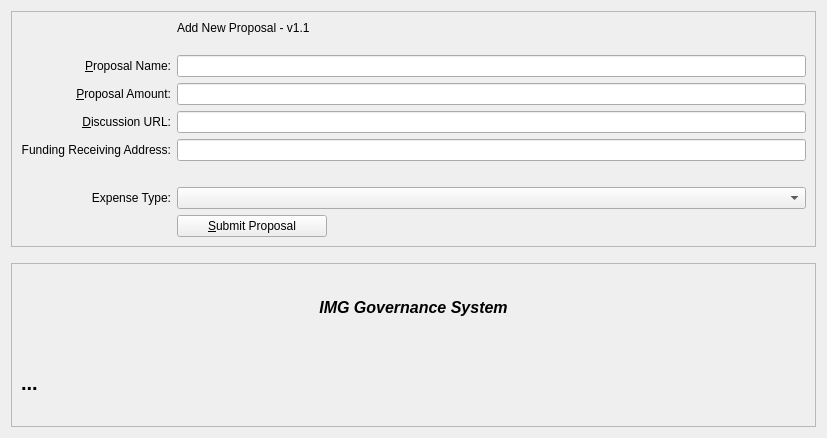
This is src/qt/forms/proposaladddialog.ui in mceme/ImageCoin as Qt 5 draws it before an edit. The edited form follows.
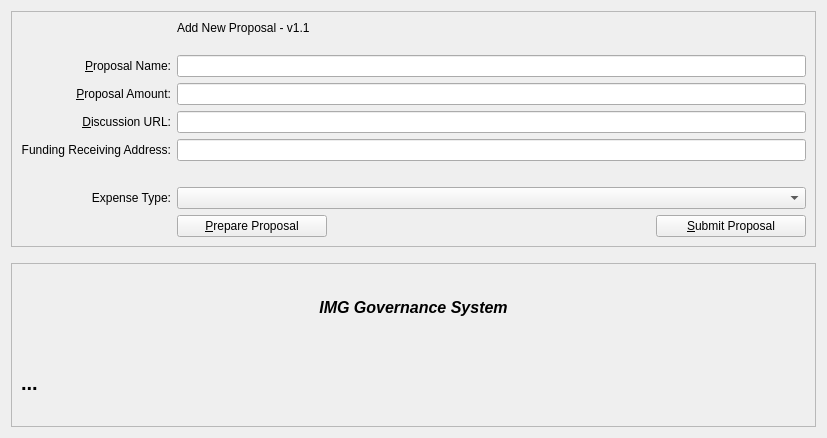
This is the edited form.

```diff
--- a/src/qt/forms/proposaladddialog.ui
+++ b/src/qt/forms/proposaladddialog.ui
@@ -125,7 +125,7 @@
              </size>
             </property>
             <property name="text">
-             <string>&amp;Submit Proposal</string>
+             <string>&amp;Prepare Proposal</string>
             </property>
            </widget>
           </item>
@@ -142,6 +142,22 @@
             </property>
            </spacer>
           </item>
+         <item>
+           <widget class="QPushButton" name="btnFinal">
+            <property name="minimumSize">
+             <size>
+              <width>150</width>
+              <height>0</height>
+             </size>
+            </property>
+            <property name="text">
+             <string>&amp;Submit Proposal</string>
+            </property>
+            <property name="visible">
+             <bool>false</bool>
+            </property>
+           </widget>
+          </item>
          </layout>
         </item>
         <item row="11" column="0">
```
